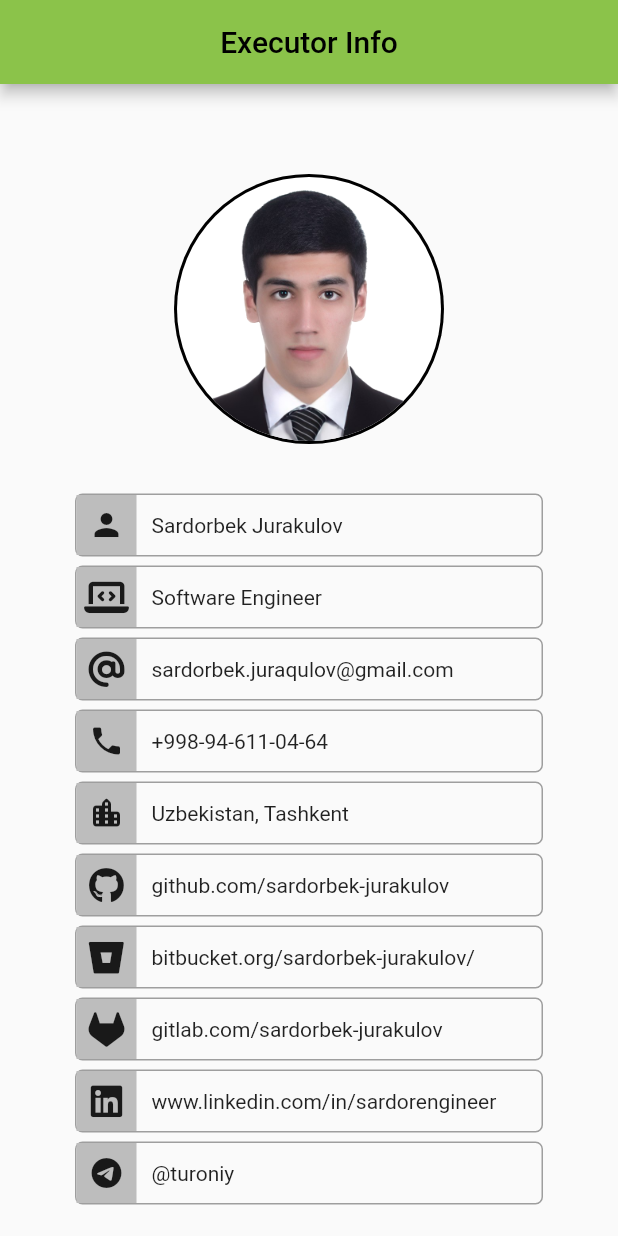
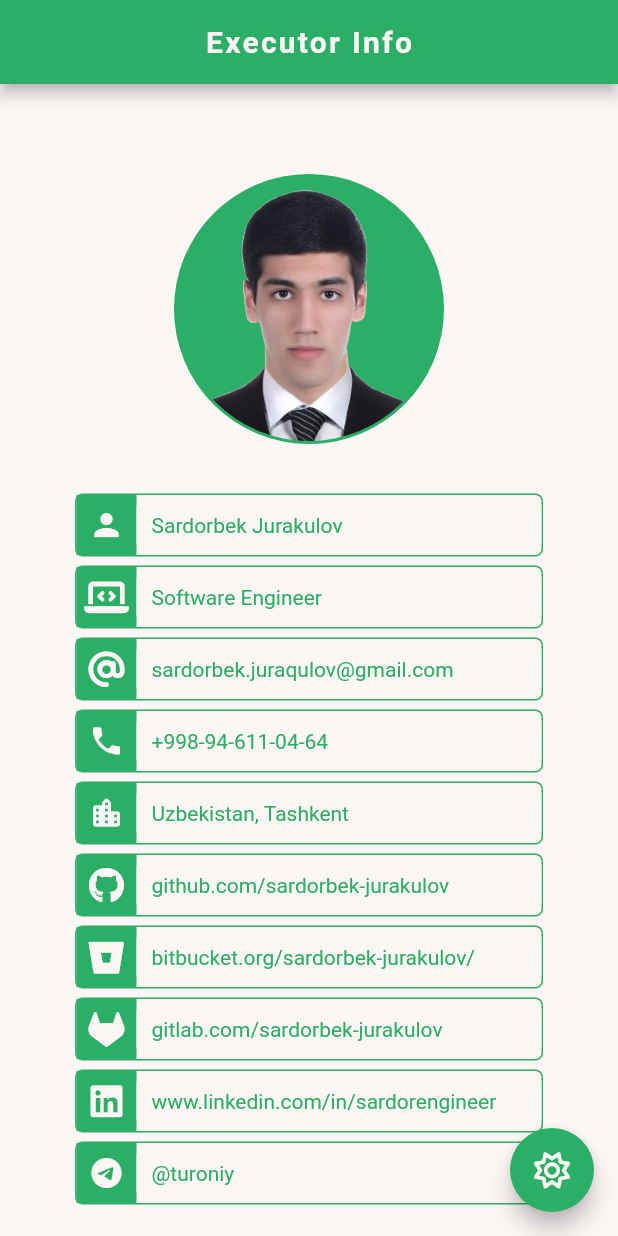
Before and after one commit to sardorbek-jurakulov/user_card, a Flutter app: the screen it shows after launch, on a phone screen of 412 x 824 dp. Run offline on Flutter 3.47's test engine with Material 2 defaults, Android fonts, the phone set to English and light mode, and no system bars; our stand-ins replace font_awesome_flutter.

Commit message:
first version has been finished

```diff
--- a/lib/main.dart
+++ b/lib/main.dart
@@ -16,8 +16,9 @@ class MyApp extends StatelessWidget {
       title: 'User Info Page',
       theme: ThemeData(
         primarySwatch: Colors.lightGreen,
+        fontFamily: "Roboto",
       ),
-      home: const UserInfoPage(),
+      home: UserInfoPage(),
     );
   }
 }
--- a/lib/user_info_page.dart
+++ b/lib/user_info_page.dart
@@ -1,29 +1,49 @@
 import "package:flutter/material.dart";
 import 'package:font_awesome_flutter/font_awesome_flutter.dart';
+import 'package:user_info_app/main.dart';
 
-class UserInfoPage extends StatelessWidget {
-  const UserInfoPage({Key? key}) : super(key: key);
+class UserInfoPage extends StatefulWidget {
+  UserInfoPage({Key? key}) : super(key: key);
+
+  @override
+  State<UserInfoPage> createState() => _UserInfoPageState();
+}
+
+class _UserInfoPageState extends State<UserInfoPage> {
+  Color mainColor = const Color(0xFFFCF6F5); // FCF6F5FF
+  Color secondaryColor = const Color(0xFF2BAE66); // 2BAE66FF
 
   @override
   Widget build(BuildContext context) {
     return SafeArea(
       child: Scaffold(
         appBar: AppBar(
-          title: Text("Executor Info"),
+          backgroundColor: secondaryColor,
+          title: Text(
+            "Executor Info",
+            style: TextStyle(
+              color: mainColor,
+              fontWeight: FontWeight.w700,
+              letterSpacing: 1.5,
+            ),
+          ),
           centerTitle: true,
         ),
-        body: ListView(
+        body: Container(
+          color: mainColor,
+          child: ListView(
+            // backgroundColor: mainColor,
             children: <Widget>[
               Container(
-              margin: EdgeInsets.only(top: 60, bottom: 20),
+                margin: const EdgeInsets.only(top: 60, bottom: 20),
                 child: CircleAvatar(
-                backgroundColor: Colors.black,
+                  backgroundColor: secondaryColor,
                   radius: 90,
                   child: CircleAvatar(
-                  backgroundColor: Colors.white,
+                    backgroundColor: secondaryColor,
                     radius: 88,
-                  backgroundImage:
-                      AssetImage("assets/images/avatar_of_jurakulov_s.png"),
+                    backgroundImage: const AssetImage(
+                        "assets/images/avatar_of_jurakulov_s.png"),
                   ),
                 ),
               ),
@@ -55,17 +75,36 @@ class UserInfoPage extends StatelessWidget {
             ],
           ),
         ),
+        floatingActionButton: FloatingActionButton(
+          backgroundColor: secondaryColor,
+          onPressed: () {
+            setState(() {
+              if (mainColor == Color(0xFFFCF6F5)) {
+                mainColor = const Color(0xFF2BAE66);
+                secondaryColor = const Color(0xFFFCF6F5);
+              } else {
+                mainColor = const Color(0xFFFCF6F5);
+                secondaryColor = const Color(0xFF2BAE66);
+              }
+            });
+          },
+          child: Icon(
+            FontAwesomeIcons.sun,
+            color: mainColor,
+          ),
+        ),
+      ),
     );
   }
 
   Widget userInfoBuilder(IconData iconName, String dataTitle) {
     return Container(
-      margin: EdgeInsets.symmetric(vertical: 3),
+      margin: const EdgeInsets.symmetric(vertical: 3),
       decoration: BoxDecoration(
         border: Border.all(
-          color: Colors.grey,
+          color: secondaryColor,
         ),
-        borderRadius: BorderRadius.all(Radius.circular(5)),
+        borderRadius: const BorderRadius.all(Radius.circular(5)),
       ),
       child: Row(
         mainAxisAlignment: MainAxisAlignment.start,
@@ -74,13 +113,20 @@ class UserInfoPage extends StatelessWidget {
             width: 40,
             height: 40,
             padding: const EdgeInsets.all(5),
-            color: Colors.grey[400],
-            child: Icon(iconName),
+            color: secondaryColor,
+            child: Icon(
+              iconName,
+              color: mainColor,
+            ),
           ),
           Expanded(
             child: Container(
+              color: mainColor,
               padding: const EdgeInsets.symmetric(vertical: 5, horizontal: 10),
-              child: Text(dataTitle),
+              child: Text(
+                dataTitle,
+                style: TextStyle(color: secondaryColor),
+              ),
             ),
           ),
         ],
```
Also changed, not shown: pubspec.yaml (+16 -11 lines), assets/fonts/Roboto_Black.ttf (added), assets/fonts/Roboto_BlackItalic.ttf (added), assets/fonts/Roboto_Bold.ttf (added), assets/fonts/Roboto_BoldItalic.ttf (added), assets/fonts/Roboto_Italic.ttf (added), assets/fonts/Roboto_Light.ttf (added), assets/fonts/Roboto_LightItalic.ttf (added), assets/fonts/Roboto_Medium.ttf (added), assets/fonts/Roboto_MediumItalic.ttf (added), assets/fonts/Roboto_Regular.ttf (added), assets/fonts/Roboto_Thin.ttf (added), assets/fonts/Roboto_ThinItalic.ttf (added). Lines whose indentation alone changed are shown as unchanged.
